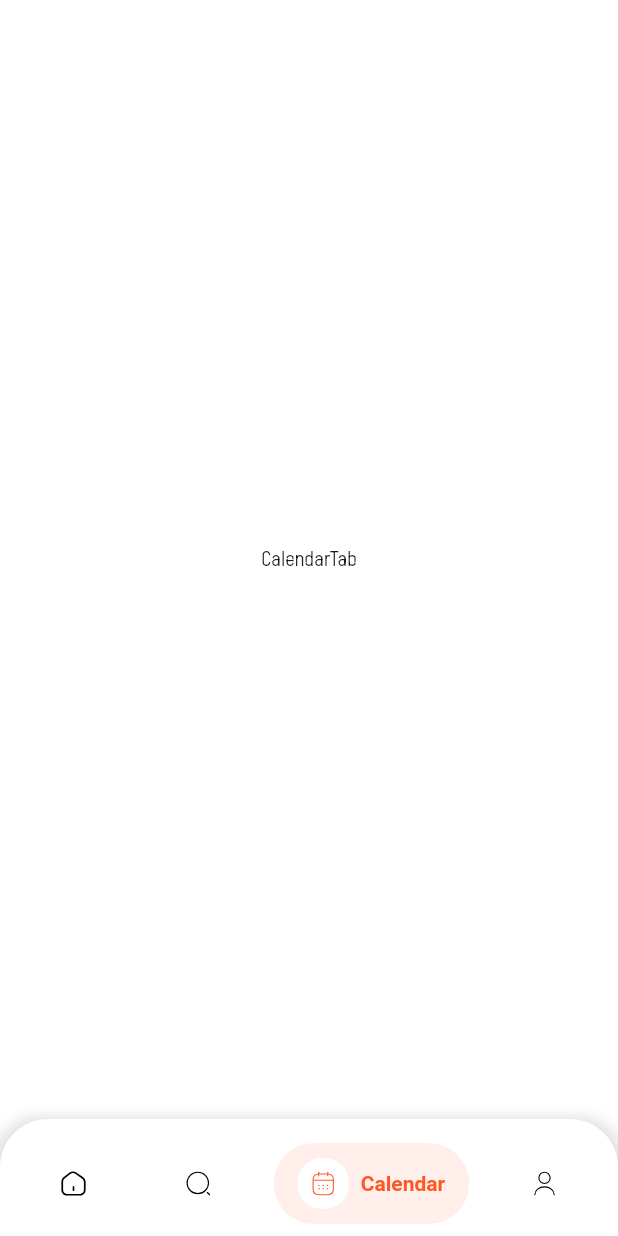
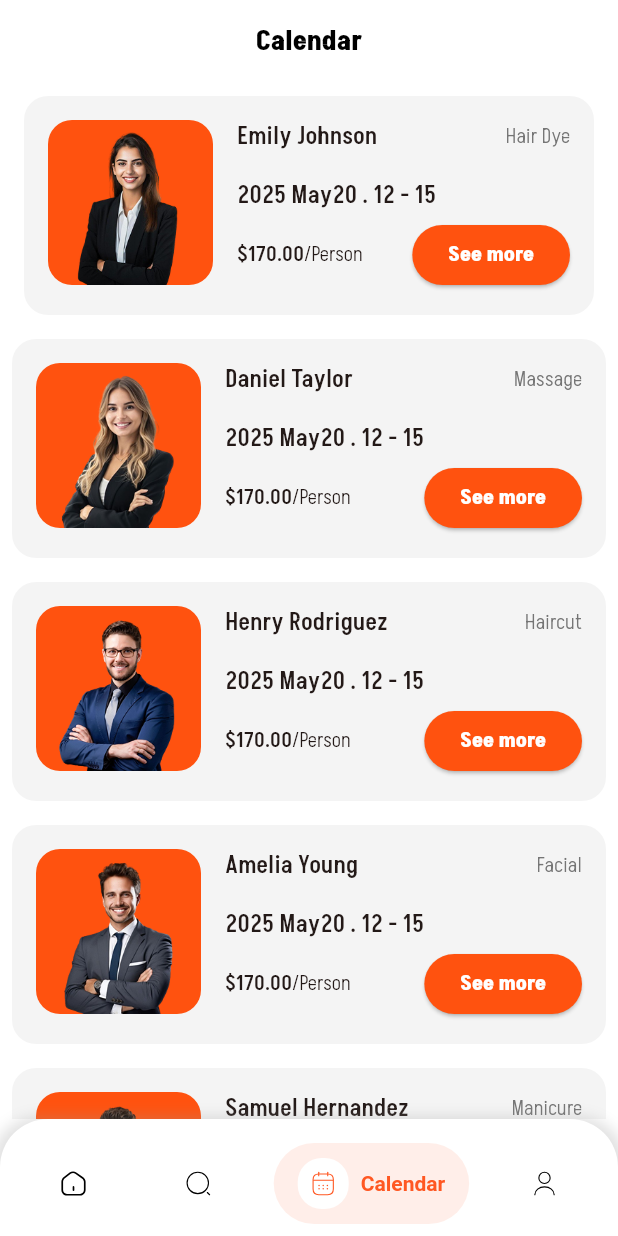
Before and after one commit to ales-dev-studio/barber-and-beauty-salon-booking-app, a Flutter app: the screen it shows after launch, item 3 of the bottom bar chosen, on a phone screen of 412 x 824 dp. Run offline on Flutter 3.47's test engine with Material 3 defaults, Android fonts, the phone set to English and light mode, and no system bars; drawn by our look-alikes of salomon_bottom_bar; our stand-ins replace flutter_svg.

Commit message:
Implement the calendar tab

```diff
--- a/lib/features/home_feature/presentation/screens/home_screen.dart
+++ b/lib/features/home_feature/presentation/screens/home_screen.dart
@@ -29,7 +29,12 @@ class _HomeScreenState extends State<HomeScreen> {
   Widget build(BuildContext context) {
     return AppScaffold(
       body: _tabs[_currentIndex],
-      appBar: _currentIndex == 0 ? HomeAppBar() : null,
+      appBar:
+          _currentIndex == 0
+              ? HomeAppBar()
+              : _currentIndex == 2
+              ? AppBar(title: Text('Calendar'))
+              : null,
       padding: EdgeInsets.zero,
       bottomNavigationBar: Container(
         decoration: BoxDecoration(
--- a/lib/features/home_feature/presentation/widgets/tabs/calendar_tab.dart
+++ b/lib/features/home_feature/presentation/widgets/tabs/calendar_tab.dart
@@ -1,3 +1,8 @@
+import 'package:barber_and_beauty_salon_booking_app/core/gen/assets.gen.dart';
+import 'package:barber_and_beauty_salon_booking_app/core/gen/fonts.gen.dart';
+import 'package:barber_and_beauty_salon_booking_app/core/theme/colors.dart';
+import 'package:barber_and_beauty_salon_booking_app/core/theme/dimens.dart';
+import 'package:barber_and_beauty_salon_booking_app/core/widgets/app_light_text.dart';
 import 'package:flutter/material.dart';
 
 class CalendarTab extends StatelessWidget {
@@ -5,8 +10,136 @@ class CalendarTab extends StatelessWidget {
 
   @override
   Widget build(BuildContext context) {
-    return const Center(
-      child: Text('CalendarTab'),
+    final List<String> images = [
+      Assets.images.user1.path,
+      Assets.images.user2.path,
+      Assets.images.user3.path,
+      Assets.images.user4.path,
+      Assets.images.user5.path,
+      Assets.images.user1.path,
+      Assets.images.user2.path,
+      Assets.images.user3.path,
+      Assets.images.user4.path,
+      Assets.images.user5.path,
+    ];
+    final List<String> names = [
+      'Emily Johnson',
+      'Daniel Taylor',
+      'Henry Rodriguez',
+      'Amelia Young',
+      'Samuel Hernandez',
+      'Emily Johnson',
+      'Daniel Taylor',
+      'Henry Rodriguez',
+      'Amelia Young',
+      'Samuel Hernandez',
+    ];
+    final List<String> services = [
+      'Hair Dye',
+      'Massage',
+      'Haircut',
+      'Facial',
+      'Manicure',
+      'Hair Dye',
+      'Massage',
+      'Haircut',
+      'Facial',
+      'Manicure',
+    ];
+    return ListView.builder(
+      itemCount: names.length,
+      itemBuilder: (final context, final index) {
+        return Container(
+          decoration: BoxDecoration(
+            color: AppColors.cardColor,
+            borderRadius: BorderRadius.circular(Dimens.corners),
+          ),
+          padding: EdgeInsets.all(Dimens.largePadding),
+          margin: EdgeInsets.symmetric(
+            horizontal: index == 0 ? Dimens.largePadding : Dimens.padding,
+            vertical: Dimens.padding,
+          ),
+          child: Row(
+            spacing: Dimens.largePadding,
+            crossAxisAlignment: CrossAxisAlignment.start,
+            children: [
+              Container(
+                width: 110,
+                height: 110,
+                decoration: BoxDecoration(
+                  borderRadius: BorderRadius.circular(Dimens.corners),
+                  color: AppColors.primaryColor,
+                ),
+                padding: EdgeInsets.only(top: Dimens.padding),
+                child: ClipRRect(
+                  borderRadius: BorderRadius.circular(Dimens.corners),
+                  child: Image.asset(images[index], fit: BoxFit.fitHeight),
+                ),
+              ),
+              Expanded(
+                child: Column(
+                  crossAxisAlignment: CrossAxisAlignment.start,
+                  children: [
+                    Row(
+                      mainAxisAlignment: MainAxisAlignment.spaceBetween,
+                      children: [
+                        Text(
+                          names[index],
+                          style: TextStyle(
+                            fontFamily: FontFamily.aksharMedium,
+                            fontSize: 16,
+                          ),
+                        ),
+                        AppLightText(services[index]),
+                      ],
+                    ),
+                    SizedBox(height: Dimens.largePadding),
+                    Text(
+                      '2025 May20 . 12 - 15',
+                      style: TextStyle(
+                        fontFamily: FontFamily.aksharMedium,
+                        fontSize: 16,
+                      ),
+                    ),
+                    SizedBox(height: Dimens.smallPadding),
+                    Row(
+                      mainAxisAlignment: MainAxisAlignment.spaceBetween,
+                      children: [
+                        Row(
+                          children: [
+                            Text(
+                              '\$170.00',
+                              style: TextStyle(
+                                fontSize: 14,
+                                fontFamily: FontFamily.aksharMedium,
+                              ),
+                            ),
+                            Text('/Person', style: TextStyle(fontSize: 14)),
+                          ],
+                        ),
+                        ElevatedButton(
+                          onPressed: () {},
+                          style: ElevatedButton.styleFrom(
+                            foregroundColor: AppColors.whiteColor,
+                            backgroundColor: AppColors.primaryColor,
+                          ),
+                          child: Text(
+                            'See more',
+                            style: TextStyle(
+                              fontSize: 14,
+                              fontFamily: FontFamily.aksharBold,
+                            ),
+                          ),
+                        ),
+                      ],
+                    ),
+                  ],
+                ),
+              ),
+            ],
+          ),
+        );
+      },
     );
   }
 }
```
